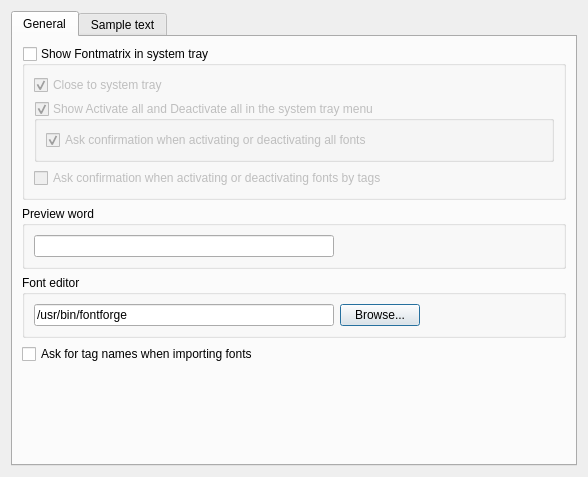
Qt form src/prefs_panel.ui (fontmatrix/fontmatrix) before a commit.
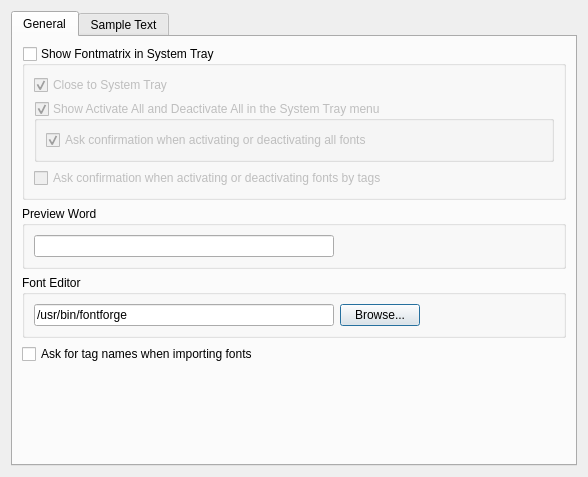
The same form after that commit. The open tabs and pages were chosen to show the change. Icons and pictures are not drawn.

```diff
--- a/src/prefs_panel.ui
+++ b/src/prefs_panel.ui
@@ -29,7 +29,7 @@
        <item>
         <widget class="QGroupBox" name="systrayFrame" >
          <property name="title" >
-          <string>Show Fontmatrix in system tray</string>
+          <string>Show Fontmatrix in System Tray</string>
          </property>
          <property name="checkable" >
           <bool>true</bool>
@@ -41,7 +41,7 @@
           <item>
            <widget class="QCheckBox" name="closeToSystray" >
             <property name="text" >
-             <string>Close to system tray</string>
+             <string>Close to System Tray</string>
             </property>
             <property name="checked" >
              <bool>true</bool>
@@ -51,7 +51,7 @@
           <item>
            <widget class="QGroupBox" name="activateAllFrame" >
             <property name="title" >
-             <string>Show Activate all and Deactivate all in the system tray menu</string>
+             <string>Show Activate All and Deactivate All in the System Tray menu</string>
             </property>
             <property name="flat" >
              <bool>true</bool>
@@ -86,7 +86,7 @@
        <item>
         <widget class="QGroupBox" name="groupBox" >
          <property name="title" >
-          <string>Preview word</string>
+          <string>Preview Word</string>
          </property>
          <layout class="QGridLayout" >
           <item row="0" column="0" >
@@ -118,7 +118,7 @@
        <item>
         <widget class="QGroupBox" name="groupBox_4" >
          <property name="title" >
-          <string>Font editor</string>
+          <string>Font Editor</string>
          </property>
          <layout class="QHBoxLayout" >
           <item>
@@ -181,7 +181,7 @@
      </widget>
      <widget class="QWidget" name="tab_2" >
       <attribute name="title" >
-       <string>Sample text</string>
+       <string>Sample Text</string>
       </attribute>
       <layout class="QGridLayout" >
        <item row="1" column="0" >
```
Left out of the diff: 8 changed lines with no effect on the pictures.
